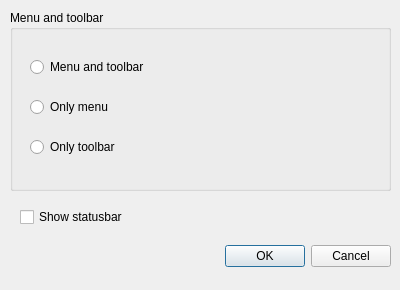
Before: the Qt Designer form src/qbrsettingsdialog.ui in moose-kazan/qbr, drawn with Qt 5.
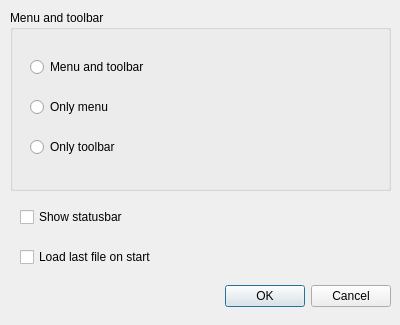
After: the same form once the commit is applied.

Commit message: Implemented: load last opened file on start

Diff of the .ui file:
```diff
--- a/src/qbrsettingsdialog.ui
+++ b/src/qbrsettingsdialog.ui
@@ -7,7 +7,7 @@
     <x>0</x>
     <y>0</y>
     <width>400</width>
-    <height>290</height>
+    <height>325</height>
    </rect>
   </property>
   <property name="sizePolicy">
@@ -26,7 +26,7 @@
    <property name="geometry">
     <rect>
      <x>50</x>
-     <y>240</y>
+     <y>280</y>
      <width>341</width>
      <height>32</height>
     </rect>
@@ -103,6 +103,19 @@
     <string>Show statusbar</string>
    </property>
   </widget>
+  <widget class="QCheckBox" name="enableLoadLast">
+   <property name="geometry">
+    <rect>
+     <x>20</x>
+     <y>240</y>
+     <width>371</width>
+     <height>34</height>
+    </rect>
+   </property>
+   <property name="text">
+    <string>Load last file on start</string>
+   </property>
+  </widget>
  </widget>
  <resources/>
  <connections>
```
The commit also changes 5 other files.
